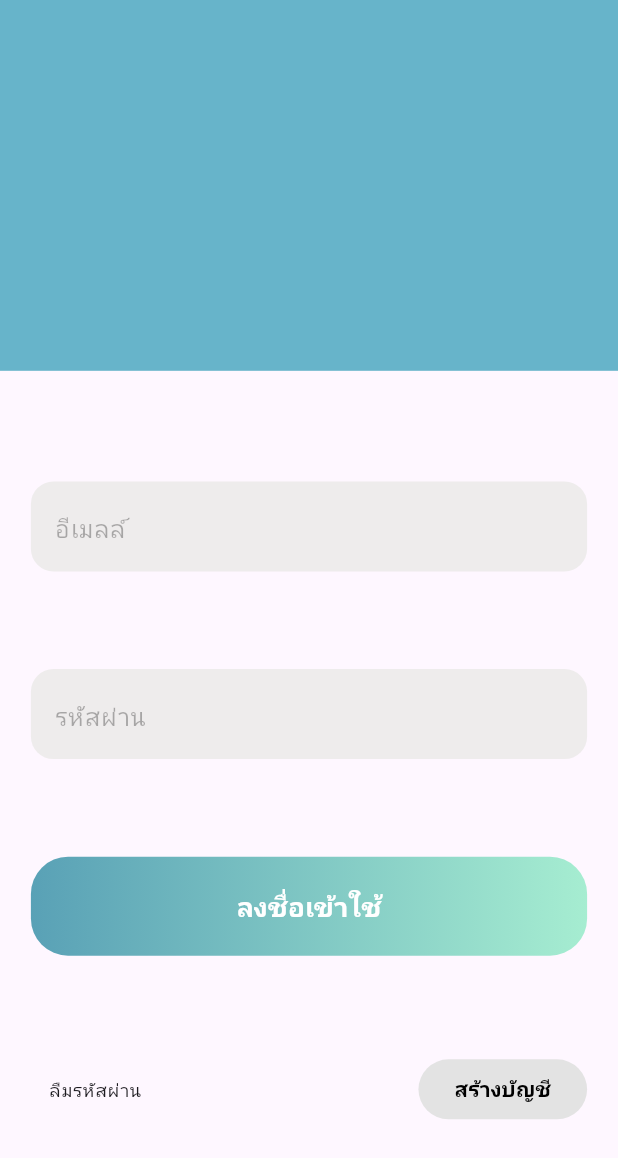
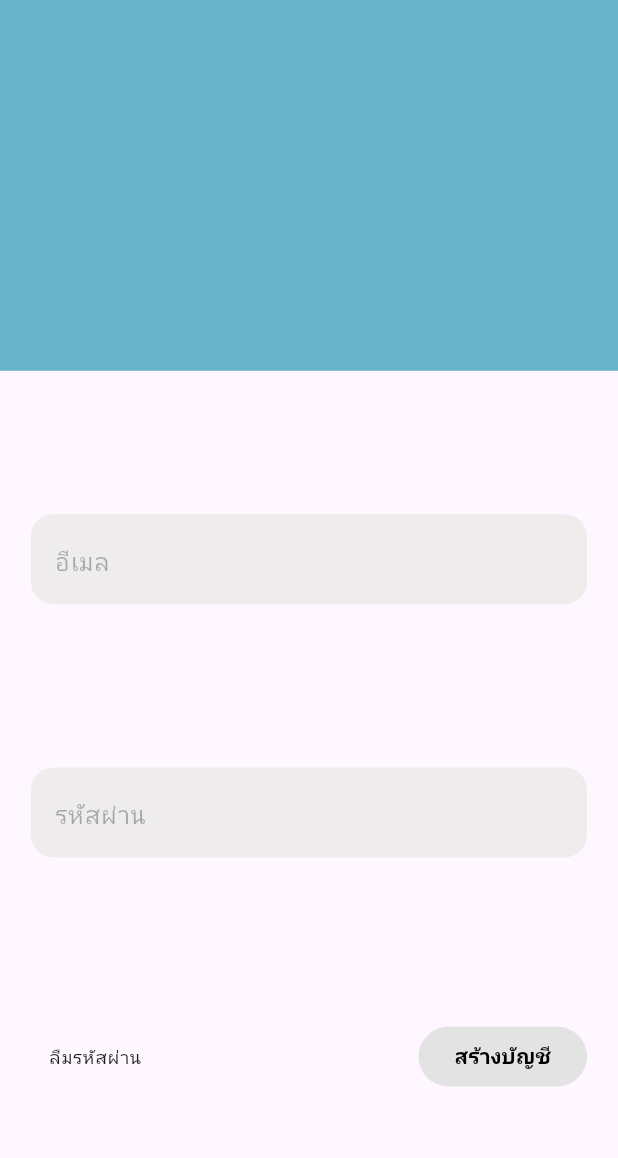
Before and after one commit to TaNuNian/workmai, a Flutter app: the LoginPage2 screen opened directly, on a phone screen of 412 x 824 dp. Shown: the top 1158 px of the screen. Run offline on Flutter 3.47's test engine with Material 3 defaults, Android fonts, the phone set to English and light mode, and no system bars; our stand-ins replace firebase_auth, firebase_core, form_field_validator, google_fonts; accounts and stored records are empty; Roboto replaces fonts that are missing (Sarabun).

Commit message:
fix login_page_2.dart

```diff
--- a/lib/model/register.dart
+++ b/lib/model/register.dart
@@ -1,7 +1,6 @@
 import 'package:flutter/material.dart';
 import 'package:form_field_validator/form_field_validator.dart';
 import 'package:workmai/model/account.dart';
-import '../model/profile.dart';
 
 class RegisterScreen extends StatefulWidget {
   const RegisterScreen({super.key});
--- a/lib/src/main.dart
+++ b/lib/src/main.dart
@@ -1,6 +1,5 @@
 import 'package:firebase_core/firebase_core.dart';
 import 'package:flutter/material.dart';
-import 'package:workmai/src/pre_pages/login_page/login_page.dart';
 import 'package:workmai/src/pre_pages/login_page/login_page_2.dart';
 import '../firebase_options.dart';
 import '../routes.dart';
--- a/lib/src/pre_pages/login_page/login_page_2.dart
+++ b/lib/src/pre_pages/login_page/login_page_2.dart
@@ -1,20 +1,24 @@
 import 'package:flutter/material.dart';
 import 'package:workmai/src/pre_pages/login_page/login_page_widget/login_textbox.dart';
 
+import '../../../model/account.dart';
 import 'login_page_widget/create_user.dart';
 import 'login_page_widget/forgot_password.dart';
 import 'login_page_widget/login_banner.dart';
-import 'login_page_widget/login_textfield.dart';
 import 'login_page_widget/signin_button.dart';
 
 class LoginPage2 extends StatefulWidget {
-  const LoginPage2({super.key});
+
+  const LoginPage2({
+    super.key
+  });
 
   @override
   _LoginPage2State createState() => _LoginPage2State();
 }
-
 class _LoginPage2State extends State<LoginPage2> {
+  final _formKey = GlobalKey<FormState>();
+  Profile profile = Profile(email: '', password: '');
   @override
   Widget build(BuildContext context) {
     double width = MediaQuery.sizeOf(context).width;
@@ -33,15 +37,24 @@ class _LoginPage2State extends State<LoginPage2> {
                 // decoration: const BoxDecoration(
                 //   color: Colors.black,
                 // ),
-                child: const Column(
+                child: Column(
                   crossAxisAlignment: CrossAxisAlignment.stretch,
                   mainAxisAlignment: MainAxisAlignment.spaceAround,
                   children: [
                     LoginTextbox(
-                        hint: 'อีเมลล์', obsec: false, type: 'อีเมลล์'),
+                      hint: 'อีเมล',
+                      obsec: false,
+                      type: 'อีเมล',
+                      profile: profile,
+                      formKey: _formKey,
+                    ),
                     LoginTextbox(
-                        hint: 'รหัสผ่าน', obsec: true, type: 'รหัสผ่าน'),
-                    SigninButton(),
+                      hint: 'รหัสผ่าน',
+                      obsec: true,
+                      type: 'รหัสผ่าน',
+                      profile: profile,
+                      formKey: _formKey,
+                    ),
                     Row(
                       mainAxisAlignment: MainAxisAlignment.spaceBetween,
                       children: [
--- a/lib/src/pre_pages/login_page/login_page_widget/forgot_password.dart
+++ b/lib/src/pre_pages/login_page/login_page_widget/forgot_password.dart
@@ -1,5 +1,3 @@
-import 'dart:js_interop';
-
 import 'package:flutter/material.dart';
 
 class ForgotPassword extends StatelessWidget {
--- a/lib/src/pre_pages/login_page/login_page_widget/login_textbox.dart
+++ b/lib/src/pre_pages/login_page/login_page_widget/login_textbox.dart
@@ -1,4 +1,5 @@
 import 'package:flutter/material.dart';
+import 'package:workmai/model/account.dart';
 
 import 'login_textfield.dart';
 
@@ -6,9 +7,17 @@ class LoginTextbox extends StatelessWidget {
   final String hint;
   final bool obsec;
   final String type;
+  final Profile profile;
+  final GlobalKey<FormState> formKey;
 
-  const LoginTextbox(
-      {super.key, required this.hint, required this.obsec, required this.type});
+  const LoginTextbox({
+    super.key,
+    required this.hint,
+    required this.obsec,
+    required this.type,
+    required this.profile,
+    required this.formKey,
+  });
 
   @override
   Widget build(BuildContext context) {
@@ -16,13 +25,14 @@ class LoginTextbox extends StatelessWidget {
       width: double.infinity,
       height: 60,
       decoration: BoxDecoration(
-        color: const Color(0xffEEECEC),
-        borderRadius: BorderRadius.circular(15)
-      ),
+          color: const Color(0xffEEECEC),
+          borderRadius: BorderRadius.circular(15)),
       child: LoginTextfield(
         hint: hint,
         obsec: obsec,
         type: type,
+        profile: profile,
+        formKey: formKey,
       ),
     );
   }
--- a/lib/src/pre_pages/login_page/login_page_widget/login_textfield.dart
+++ b/lib/src/pre_pages/login_page/login_page_widget/login_textfield.dart
@@ -7,9 +7,16 @@ class LoginTextfield extends StatefulWidget {
   final String hint;
   final bool obsec;
   final String type;
+  final Profile profile;
+  final GlobalKey<FormState> formKey;
 
   const LoginTextfield(
-      {super.key, required this.hint, required this.obsec, required this.type});
+      {super.key,
+      required this.hint,
+      required this.obsec,
+      required this.type,
+      required this.profile,
+      required this.formKey});
 
   @override
   State<LoginTextfield> createState() => _LoginTextfieldState();
@@ -46,13 +53,13 @@ class _LoginTextfieldState extends State<LoginTextfield> {
               }
             },
             controller: _controller,
-            validator: MultiValidator(
-              [
-                RequiredValidator(errorText: "โปรดใส่ ${widget.type.toString()}."),
-                if (!widget.obsec)
-                  EmailValidator(errorText: "โปรดใส่ ${widget.type.toString()} ที่ถูกต้อง"),
-                ]
-            ).call,
+            validator: MultiValidator([
+              RequiredValidator(
+                  errorText: "โปรดใส่ ${widget.type.toString()}."),
+              if (!widget.obsec)
+                EmailValidator(
+                    errorText: "โปรดใส่ ${widget.type.toString()} ที่ถูกต้อง"),
+            ]).call,
             obscureText: widget.obsec,
             decoration: InputDecoration(
               hintText: widget.hint,
```
Also changed, not shown: lib/src/pre_pages/login_page/login_page.dart (+104 -101 lines), lib/src/pre_pages/login_page/login_page_widget/signin_button.dart (+10 -2 lines), 2 other files.
